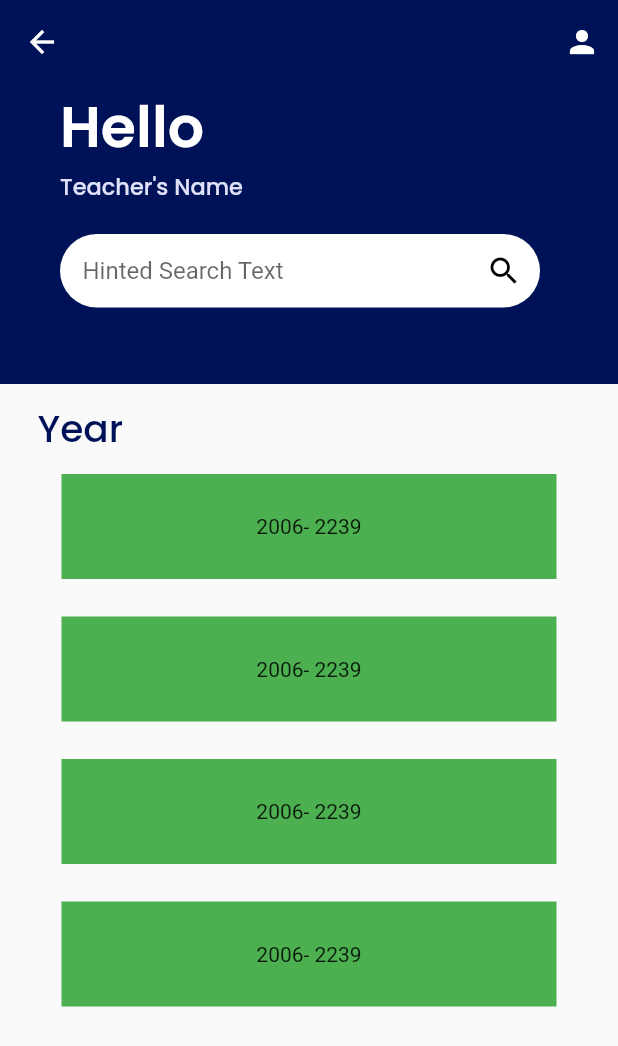
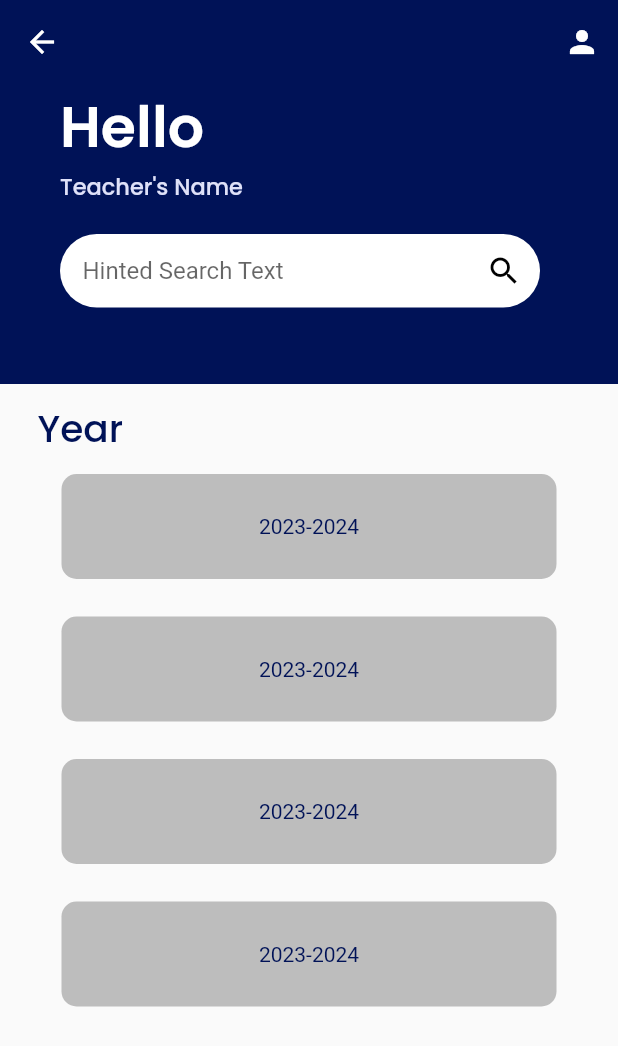
Before and after one commit to EnigmaTasks/SMS, a Flutter app: the screen it shows after launch, after a tap on "ChE", on a phone screen of 412 x 824 dp. Shown: the top 1046 px of the screen. Run offline on Flutter 3.47's test engine with Material 2 defaults, Android fonts, the phone set to English and light mode, and no system bars; our stand-ins replace google_fonts.

Commit message:
modified year tile

```diff
--- a/lib/Widgets/year_tile.dart
+++ b/lib/Widgets/year_tile.dart
@@ -6,8 +6,18 @@ class YearTile extends StatelessWidget {
   @override
   Widget build(BuildContext context) {
     return Container(
-      color: Colors.green,
-      child: Center(child: Text("2006- 2239")),
+      height: 35,
+      width: 250,
+      decoration: BoxDecoration(
+          borderRadius: BorderRadius.circular(10.0), color: Colors.grey[400]),
+      child: const Center(
+        child: Text(
+          "2023-2024",
+          style: TextStyle(
+            color: Color(0xFF001257),
+          ),
+        ),
+      ),
     );
   }
 }
```
Also changed, not shown: lib/Widgets/branch_tile.dart (+0 -7 lines).
